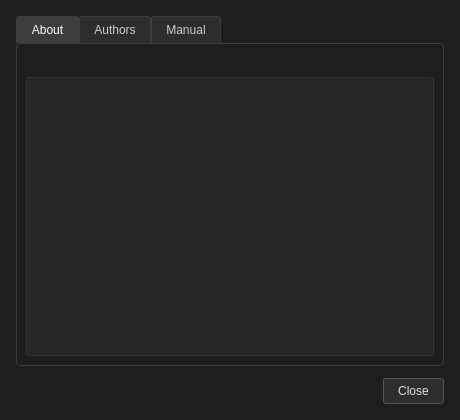
Before: the Qt Designer form widgets/aboutdialog/aboutdialog.ui in ShadobaDev/Platemaker-qt, drawn with Qt 5.
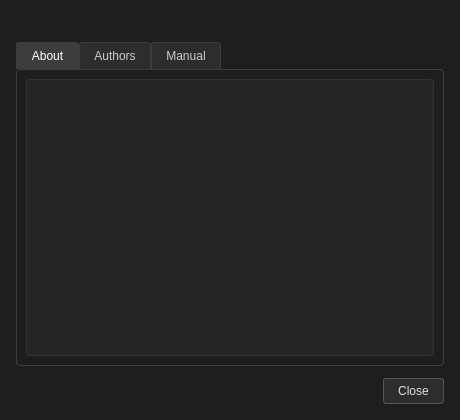
After: the same form once the commit is applied.

Commit message: feat(aboutdialog): update About dialog layout and icon handling

Diff of the .ui file:
```diff
--- a/widgets/aboutdialog/aboutdialog.ui
+++ b/widgets/aboutdialog/aboutdialog.ui
@@ -77,6 +77,16 @@
    <property name="bottomMargin">
     <number>16</number>
    </property>
+   <item>
+    <widget class="QLabel" name="labelBanner">
+     <property name="text">
+      <string/>
+     </property>
+     <property name="alignment">
+      <set>Qt::AlignmentFlag::AlignCenter</set>
+     </property>
+    </widget>
+   </item>
    <item>
     <widget class="QTabWidget" name="tabWidget">
      <property name="currentIndex">
@@ -90,16 +100,6 @@
        <property name="spacing">
         <number>10</number>
        </property>
-       <item>
-        <widget class="QLabel" name="labelIcon">
-         <property name="text">
-          <string/>
-         </property>
-         <property name="alignment">
-          <set>Qt::AlignmentFlag::AlignHCenter|Qt::AlignmentFlag::AlignTop</set>
-         </property>
-        </widget>
-       </item>
        <item>
         <widget class="QTextBrowser" name="textAbout">
          <property name="openExternalLinks">
```
The commit also changes 7 other files.
